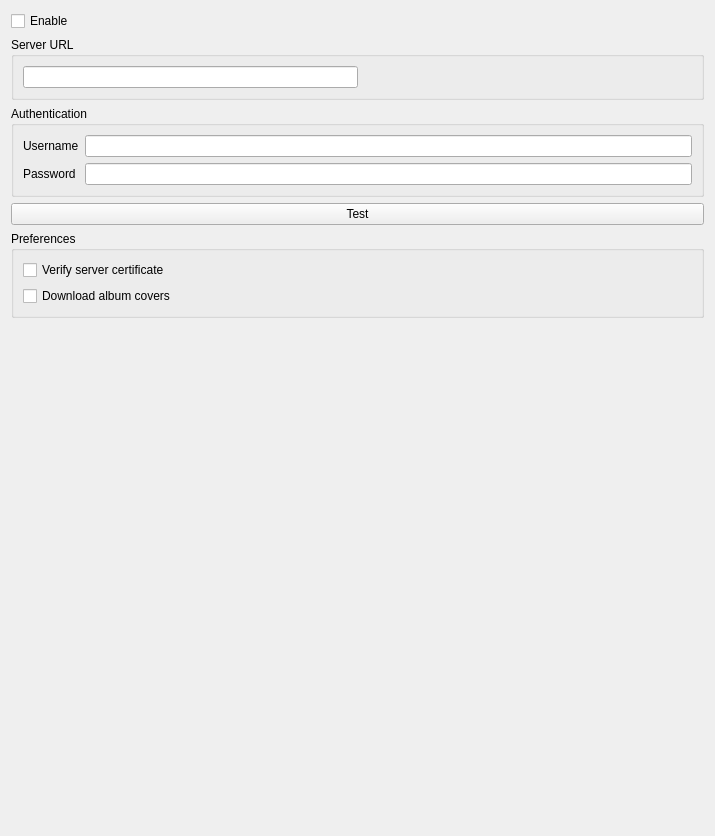
Qt form src/settings/subsonicsettingspage.ui (strawberrymusicplayer/strawberry) before a commit.
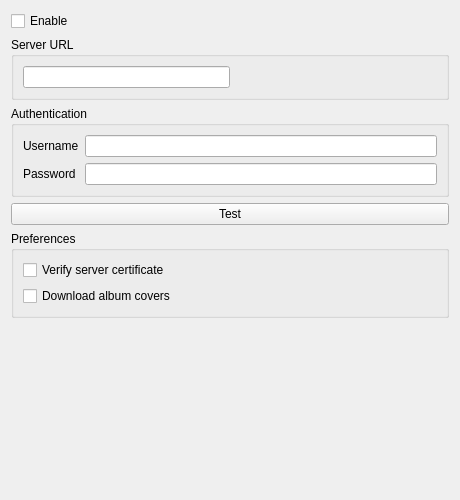
The same form after that commit. Icons and pictures are not drawn.

Commit message: Adjust width of settingspages

```diff
--- a/src/settings/subsonicsettingspage.ui
+++ b/src/settings/subsonicsettingspage.ui
@@ -6,8 +6,8 @@
    <rect>
     <x>0</x>
     <y>0</y>
-    <width>715</width>
-    <height>836</height>
+    <width>460</width>
+    <height>500</height>
    </rect>
   </property>
   <property name="windowTitle">
```
The commit also changes 13 other files.
